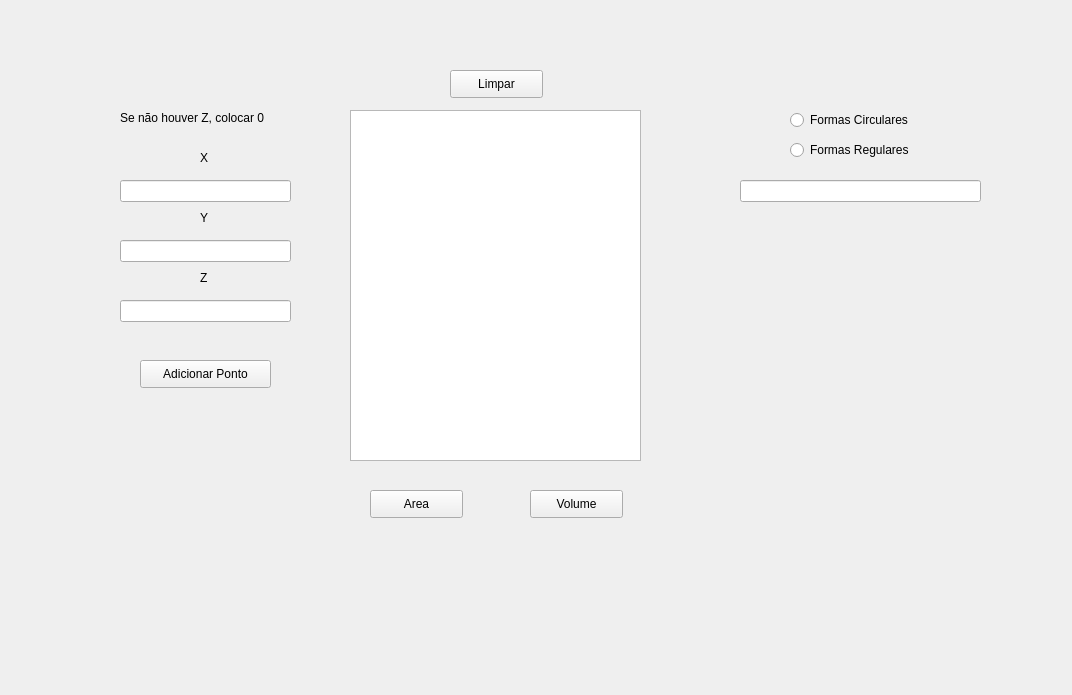
This is formulario.ui in Asllow/Projeto-Qt---interface-e-c-lculos-de--rea-e-volume-de-corpos as Qt 5 draws it before an edit. The edited form follows.
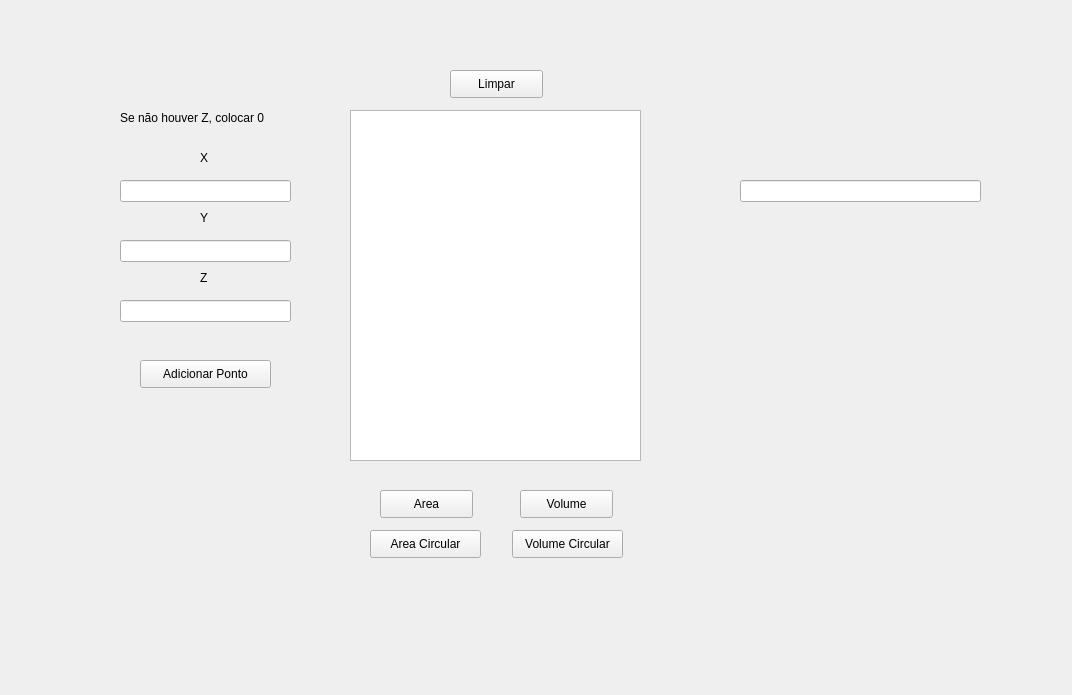
This is the edited form.

What changed in the file:
```diff
--- a/formulario.ui
+++ b/formulario.ui
@@ -101,7 +101,7 @@
   <widget class="QPushButton" name="area">
    <property name="geometry">
     <rect>
-     <x>370</x>
+     <x>380</x>
      <y>490</y>
      <width>93</width>
      <height>28</height>
@@ -114,7 +114,7 @@
   <widget class="QPushButton" name="volume">
    <property name="geometry">
     <rect>
-     <x>530</x>
+     <x>520</x>
      <y>490</y>
      <width>93</width>
      <height>28</height>
@@ -124,33 +124,7 @@
     <string>Volume</string>
    </property>
   </widget>
-  <widget class="QRadioButton" name="radioButton">
-   <property name="geometry">
-    <rect>
-     <x>790</x>
-     <y>110</y>
-     <width>151</width>
-     <height>20</height>
-    </rect>
-   </property>
-   <property name="text">
-    <string>Formas Circulares</string>
-   </property>
-  </widget>
-  <widget class="QRadioButton" name="radioButton_2">
-   <property name="geometry">
-    <rect>
-     <x>790</x>
-     <y>140</y>
-     <width>141</width>
-     <height>20</height>
-    </rect>
-   </property>
-   <property name="text">
-    <string>Formas Regulares</string>
-   </property>
-  </widget>
-  <widget class="QLineEdit" name="lineEdit_4">
+  <widget class="QLineEdit" name="result">
    <property name="geometry">
     <rect>
      <x>740</x>
@@ -212,6 +186,32 @@
     <string>Limpar</string>
    </property>
   </widget>
+  <widget class="QPushButton" name="area_curl">
+   <property name="geometry">
+    <rect>
+     <x>370</x>
+     <y>530</y>
+     <width>111</width>
+     <height>28</height>
+    </rect>
+   </property>
+   <property name="text">
+    <string>Area Circular</string>
+   </property>
+  </widget>
+  <widget class="QPushButton" name="volume_curl">
+   <property name="geometry">
+    <rect>
+     <x>512</x>
+     <y>530</y>
+     <width>111</width>
+     <height>28</height>
+    </rect>
+   </property>
+   <property name="text">
+    <string>Volume Circular</string>
+   </property>
+  </widget>
  </widget>
  <resources/>
  <connections/>
```
